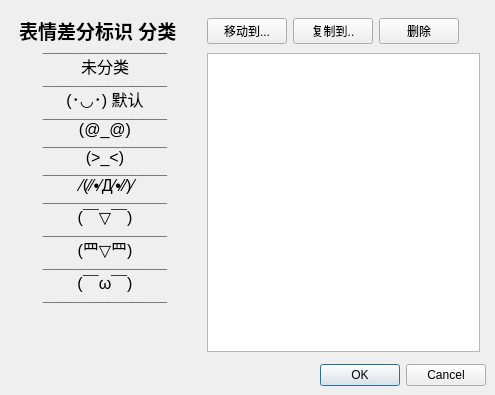
First picture: the form in app/asset/xml/emotion_setting.ui, repository CodeCCsky/chatWithQing, before the edit.
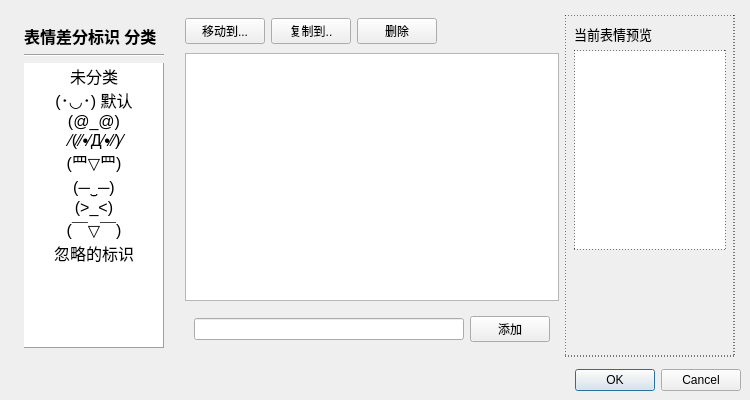
Second picture: the form after the edit.

Commit message: 表情标识管理界面基本完成

```diff
--- a/app/asset/xml/emotion_setting.ui
+++ b/app/asset/xml/emotion_setting.ui
@@ -6,10 +6,16 @@
    <rect>
     <x>0</x>
     <y>0</y>
-    <width>495</width>
-    <height>395</height>
+    <width>750</width>
+    <height>400</height>
    </rect>
   </property>
+  <property name="maximumSize">
+   <size>
+    <width>750</width>
+    <height>400</height>
+   </size>
+  </property>
   <property name="windowTitle">
    <string>表情差分标识管理</string>
   </property>
@@ -31,27 +37,50 @@
         <number>6</number>
        </property>
        <item>
+        <widget class="QWidget" name="widget_5" native="true">
+         <layout class="QVBoxLayout" name="verticalLayout_3">
+          <item>
+           <widget class="QLabel" name="label">
+            <property name="text">
+             <string>&lt;html&gt;&lt;head/&gt;&lt;body&gt;&lt;p&gt;&lt;span style=&quot; font-size:12pt; font-weight:600;&quot;&gt;表情差分标识 分类&lt;/span&gt;&lt;/p&gt;&lt;/body&gt;&lt;/html&gt;</string>
+            </property>
+           </widget>
+          </item>
+          <item>
+           <widget class="Line" name="line">
+            <property name="orientation">
+             <enum>Qt::Horizontal</enum>
+            </property>
+           </widget>
+          </item>
+          <item>
         <widget class="QListWidget" name="categoryMenuListWidget">
          <property name="sizePolicy">
-          <sizepolicy hsizetype="Fixed" vsizetype="Expanding">
+             <sizepolicy hsizetype="Minimum" vsizetype="Expanding">
            <horstretch>0</horstretch>
            <verstretch>0</verstretch>
           </sizepolicy>
          </property>
          <property name="minimumSize">
           <size>
-           <width>180</width>
-           <height>330</height>
+              <width>140</width>
+              <height>200</height>
           </size>
          </property>
          <property name="maximumSize">
           <size>
-           <width>180</width>
+              <width>140</width>
            <height>16777215</height>
           </size>
          </property>
          <property name="styleSheet">
-          <string notr="true">QListWidget{background-color:transparent;}</string>
+             <string notr="true"/>
+            </property>
+            <property name="frameShape">
+             <enum>QFrame::Panel</enum>
+            </property>
+            <property name="frameShadow">
+             <enum>QFrame::Raised</enum>
          </property>
          <property name="verticalScrollBarPolicy">
           <enum>Qt::ScrollBarAlwaysOff</enum>
@@ -59,42 +88,6 @@
          <property name="sizeAdjustPolicy">
           <enum>QAbstractScrollArea::AdjustIgnored</enum>
          </property>
-         <item>
-          <property name="text">
-           <string>表情差分标识 分类</string>
-          </property>
-          <property name="font">
-           <font>
-            <pointsize>14</pointsize>
-            <weight>75</weight>
-            <bold>true</bold>
-           </font>
-          </property>
-          <property name="textAlignment">
-           <set>AlignLeading|AlignVCenter</set>
-          </property>
-          <property name="flags">
-           <set>ItemIsEnabled</set>
-          </property>
-         </item>
-         <item>
-          <property name="text">
-           <string>________________________________</string>
-          </property>
-          <property name="font">
-           <font>
-            <pointsize>5</pointsize>
-            <strikeout>false</strikeout>
-            <kerning>false</kerning>
-           </font>
-          </property>
-          <property name="textAlignment">
-           <set>AlignCenter</set>
-          </property>
-          <property name="flags">
-           <set>NoItemFlags</set>
-          </property>
-         </item>
          <item>
           <property name="text">
            <string>未分类</string>
@@ -107,23 +100,8 @@
           <property name="textAlignment">
            <set>AlignCenter</set>
           </property>
-         </item>
-         <item>
-          <property name="text">
-           <string>________________________________</string>
-          </property>
-          <property name="font">
-           <font>
-            <pointsize>5</pointsize>
-            <strikeout>false</strikeout>
-            <kerning>false</kerning>
-           </font>
-          </property>
-          <property name="textAlignment">
-           <set>AlignCenter</set>
-          </property>
           <property name="flags">
-           <set>NoItemFlags</set>
+              <set>ItemIsSelectable|ItemIsUserCheckable|ItemIsEnabled</set>
           </property>
          </item>
          <item>
@@ -148,23 +126,6 @@
            </brush>
           </property>
          </item>
-         <item>
-          <property name="text">
-           <string>________________________________</string>
-          </property>
-          <property name="font">
-           <font>
-            <pointsize>5</pointsize>
-            <kerning>false</kerning>
-           </font>
-          </property>
-          <property name="textAlignment">
-           <set>AlignCenter</set>
-          </property>
-          <property name="flags">
-           <set>NoItemFlags</set>
-          </property>
-         </item>
          <item>
           <property name="text">
            <string>(@_@)</string>
@@ -178,53 +139,6 @@
            <set>AlignCenter</set>
           </property>
          </item>
-         <item>
-          <property name="text">
-           <string>________________________________</string>
-          </property>
-          <property name="font">
-           <font>
-            <pointsize>5</pointsize>
-            <kerning>false</kerning>
-           </font>
-          </property>
-          <property name="textAlignment">
-           <set>AlignCenter</set>
-          </property>
-          <property name="flags">
-           <set>NoItemFlags</set>
-          </property>
-         </item>
-         <item>
-          <property name="text">
-           <string>(&gt;_&lt;)</string>
-          </property>
-          <property name="font">
-           <font>
-            <pointsize>12</pointsize>
-           </font>
-          </property>
-          <property name="textAlignment">
-           <set>AlignCenter</set>
-          </property>
-         </item>
-         <item>
-          <property name="text">
-           <string>________________________________</string>
-          </property>
-          <property name="font">
-           <font>
-            <pointsize>5</pointsize>
-            <kerning>false</kerning>
-           </font>
-          </property>
-          <property name="textAlignment">
-           <set>AlignCenter</set>
-          </property>
-          <property name="flags">
-           <set>NoItemFlags</set>
-          </property>
-         </item>
          <item>
           <property name="text">
            <string> ⁄(⁄⁄•⁄Д⁄•⁄⁄)⁄</string>
@@ -238,50 +152,6 @@
            <set>AlignCenter</set>
           </property>
          </item>
-         <item>
-          <property name="text">
-           <string>________________________________</string>
-          </property>
-          <property name="font">
-           <font>
-            <pointsize>5</pointsize>
-            <kerning>false</kerning>
-           </font>
-          </property>
-          <property name="textAlignment">
-           <set>AlignCenter</set>
-          </property>
-          <property name="flags">
-           <set>NoItemFlags</set>
-          </property>
-         </item>
-         <item>
-          <property name="text">
-           <string>(￣▽￣)</string>
-          </property>
-          <property name="font">
-           <font>
-            <pointsize>12</pointsize>
-           </font>
-          </property>
-          <property name="textAlignment">
-           <set>AlignCenter</set>
-          </property>
-         </item>
-         <item>
-          <property name="text">
-           <string>________________________________</string>
-          </property>
-          <property name="font">
-           <font>
-            <pointsize>5</pointsize>
-            <kerning>false</kerning>
-           </font>
-          </property>
-          <property name="textAlignment">
-           <set>AlignCenter</set>
-          </property>
-         </item>
          <item>
           <property name="text">
            <string>(罒▽罒)</string>
@@ -297,24 +167,20 @@
          </item>
          <item>
           <property name="text">
-           <string>________________________________</string>
+              <string>(─‿─)</string>
           </property>
           <property name="font">
            <font>
-            <pointsize>5</pointsize>
-            <kerning>false</kerning>
+               <pointsize>12</pointsize>
            </font>
           </property>
           <property name="textAlignment">
            <set>AlignCenter</set>
           </property>
-          <property name="flags">
-           <set>NoItemFlags</set>
-          </property>
          </item>
          <item>
           <property name="text">
-           <string>(￣ω￣)</string>
+              <string>(&gt;_&lt;)</string>
           </property>
           <property name="font">
            <font>
@@ -327,26 +193,38 @@
          </item>
          <item>
           <property name="text">
-           <string>________________________________</string>
+              <string>(￣▽￣)</string>
           </property>
           <property name="font">
            <font>
-            <pointsize>5</pointsize>
-            <kerning>false</kerning>
+               <pointsize>12</pointsize>
            </font>
           </property>
           <property name="textAlignment">
            <set>AlignCenter</set>
           </property>
-          <property name="flags">
-           <set>NoItemFlags</set>
-          </property>
-         </item>
+            </item>
+            <item>
+             <property name="text">
+              <string>忽略的标识</string>
+             </property>
+             <property name="font">
+              <font>
+               <pointsize>12</pointsize>
+              </font>
+             </property>
+             <property name="textAlignment">
+              <set>AlignCenter</set>
+             </property>
+            </item>
+           </widget>
+          </item>
+         </layout>
         </widget>
        </item>
        <item>
         <widget class="QWidget" name="widget" native="true">
-         <layout class="QVBoxLayout" name="verticalLayout" stretch="0,0">
+         <layout class="QVBoxLayout" name="verticalLayout" stretch="0,0,0,0">
           <property name="leftMargin">
            <number>6</number>
           </property>
@@ -411,6 +289,25 @@
             </layout>
            </widget>
           </item>
+          <item>
+           <widget class="QListWidget" name="strShowListWidget"/>
+          </item>
+          <item>
+           <widget class="QWidget" name="widget_6" native="true">
+            <layout class="QHBoxLayout" name="horizontalLayout_4">
+             <item>
+              <widget class="QLineEdit" name="lineEdit"/>
+             </item>
+             <item>
+              <widget class="QPushButton" name="addItemButton">
+               <property name="text">
+                <string>添加</string>
+               </property>
+              </widget>
+             </item>
+            </layout>
+           </widget>
+          </item>
           <item>
            <widget class="QWidget" name="widget_3" native="true">
             <layout class="QHBoxLayout" name="horizontalLayout_3">
@@ -426,11 +323,74 @@
              <property name="bottomMargin">
               <number>0</number>
              </property>
-             <item>
-              <widget class="QListWidget" name="strShowListWidget"/>
+            </layout>
+           </widget>
              </item>
             </layout>
            </widget>
+       </item>
+       <item>
+        <widget class="QWidget" name="previewWidget" native="true">
+         <property name="minimumSize">
+          <size>
+           <width>170</width>
+           <height>250</height>
+          </size>
+         </property>
+         <property name="maximumSize">
+          <size>
+           <width>170</width>
+           <height>16777215</height>
+          </size>
+         </property>
+         <property name="styleSheet">
+          <string notr="true">QWidget{border: 1px dashed black;}</string>
+         </property>
+         <layout class="QVBoxLayout" name="verticalLayout_4">
+          <item>
+           <widget class="QLabel" name="label_2">
+            <property name="sizePolicy">
+             <sizepolicy hsizetype="Preferred" vsizetype="Maximum">
+              <horstretch>0</horstretch>
+              <verstretch>0</verstretch>
+             </sizepolicy>
+            </property>
+            <property name="styleSheet">
+             <string notr="true">QLabel{border: 0px;}</string>
+            </property>
+            <property name="text">
+             <string>&lt;html&gt;&lt;head/&gt;&lt;body&gt;&lt;p&gt;&lt;span style=&quot; font-size:10pt;&quot;&gt;当前表情预览&lt;/span&gt;&lt;/p&gt;&lt;/body&gt;&lt;/html&gt;</string>
+            </property>
+           </widget>
+          </item>
+          <item>
+           <widget class="QGraphicsView" name="graphicsView">
+            <property name="minimumSize">
+             <size>
+              <width>150</width>
+              <height>200</height>
+             </size>
+            </property>
+            <property name="maximumSize">
+             <size>
+              <width>300</width>
+              <height>400</height>
+             </size>
+            </property>
+           </widget>
+          </item>
+          <item>
+           <spacer name="verticalSpacer">
+            <property name="orientation">
+             <enum>Qt::Vertical</enum>
+            </property>
+            <property name="sizeHint" stdset="0">
+             <size>
+              <width>20</width>
+              <height>321</height>
+             </size>
+            </property>
+           </spacer>
           </item>
          </layout>
         </widget>
```
Lines whose indentation alone changed are shown as unchanged. The commit also changes 3 other files.
